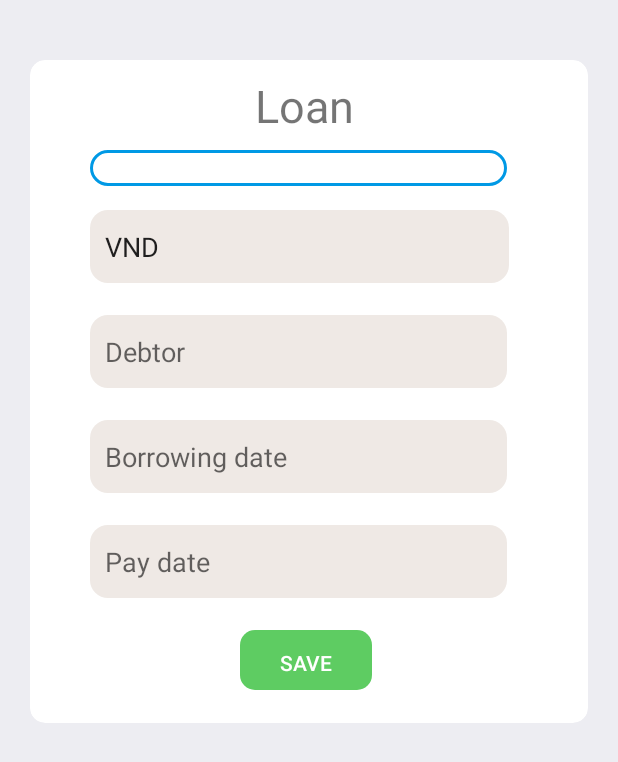
After one commit to betonamu/MoneyManagement, an Android app: the layout fragment_loan.xml on its own in the app's theme, with its tools: preview values and no code run, on a phone screen of 412 x 824 dp. The commit adds this screen. Shown: the top 762 px of the screen. Run offline under Robolectric (Android 15) with nearby library versions, the phone set to English and light mode, and no system bars.

Commit message:
commit ui loan

```diff
--- /dev/null
+++ b/app/src/main/res/layout/fragment_loan.xml
@@ -0,0 +1,115 @@
+<?xml version="1.0" encoding="utf-8"?>
+<RelativeLayout xmlns:android="http://schemas.android.com/apk/res/android"
+    xmlns:app="http://schemas.android.com/apk/res-auto"
+    xmlns:tools="http://schemas.android.com/tools"
+    android:layout_width="match_parent"
+    android:layout_height="match_parent"
+    tools:context=".ui.dashboard.DashboardFragment"
+    android:background="@color/color_white">
+
+    <androidx.cardview.widget.CardView
+        android:id="@+id/details"
+        android:layout_width="380dp"
+        android:layout_height="442dp"
+        android:layout_below="@+id/cardViewGraph"
+        android:layout_marginLeft="20dp"
+        android:layout_marginTop="40dp"
+        android:layout_marginRight="20dp"
+        android:layout_marginBottom="20dp"
+        android:elevation="10dp"
+        app:cardCornerRadius="10dp">
+
+        <TextView
+            android:layout_width="wrap_content"
+            android:layout_height="wrap_content"
+            android:layout_marginStart="150dp"
+            android:layout_marginTop="10dp"
+            android:layout_marginEnd="150dp"
+            android:text="@string/loan"
+            android:textSize="30dp" />
+
+        <Spinner
+            android:id="@+id/spinner_category"
+            android:layout_width="278dp"
+            android:layout_height="wrap_content"
+            android:layout_marginStart="40dp"
+            android:layout_marginTop="60dp"
+            android:layout_marginEnd="40dp"
+            android:background="@drawable/spinner_style"
+            android:padding="12dp"
+            app:layout_constraintEnd_toEndOf="parent"
+            app:layout_constraintStart_toStartOf="parent"
+            app:layout_constraintTop_toBottomOf="@+id/value_money" />
+
+        <com.example.doanjava.helpers.CurrencyEditText
+            android:id="@+id/value_money"
+            android:layout_width="279dp"
+            android:layout_height="wrap_content"
+            android:layout_marginStart="40dp"
+            android:layout_marginTop="100dp"
+            android:layout_marginEnd="40dp"
+            android:background="@drawable/edit_text_style"
+            android:hint="@string/enter_money"
+            app:layout_constraintEnd_toEndOf="parent"
+            app:layout_constraintStart_toStartOf="parent"
+            app:layout_constraintTop_toTopOf="parent" />
+
+        <EditText
+            android:layout_width="278dp"
+            android:layout_height="wrap_content"
+            android:layout_marginStart="40dp"
+            android:layout_marginTop="170dp"
+            android:layout_marginEnd="40dp"
+            android:background="@drawable/edit_text_style"
+            android:hint="@string/debtor"
+            android:inputType="textEmailAddress"
+            android:selectAllOnFocus="true"
+            app:layout_constraintEnd_toEndOf="parent"
+            app:layout_constraintStart_toStartOf="parent"
+            app:layout_constraintTop_toBottomOf="@id/txtLogin" />
+
+        <EditText
+            android:layout_width="278dp"
+            android:layout_height="wrap_content"
+            android:layout_marginStart="40dp"
+            android:layout_marginTop="240dp"
+            android:layout_marginEnd="40dp"
+            android:background="@drawable/edit_text_style"
+            android:hint="@string/borrowing_date"
+            app:layout_constraintEnd_toEndOf="parent"
+            app:layout_constraintStart_toStartOf="parent"
+            app:layout_constraintTop_toBottomOf="@id/description"></EditText>
+
+        <EditText
+            android:layout_width="278dp"
+            android:layout_height="wrap_content"
+            android:layout_marginStart="40dp"
+            android:layout_marginTop="310dp"
+            android:layout_marginEnd="40dp"
+            android:background="@drawable/edit_text_style"
+            android:hint="@string/pay_date"
+            app:layout_constraintEnd_toEndOf="parent"
+            app:layout_constraintStart_toStartOf="parent"
+            app:layout_constraintTop_toBottomOf="@id/description"></EditText>
+
+        <Button
+            android:id="@+id/register"
+            android:layout_width="wrap_content"
+            android:layout_height="40dp"
+            android:layout_marginStart="140dp"
+            android:layout_marginTop="380dp"
+            android:layout_marginEnd="140dp"
+            android:layout_marginBottom="64dp"
+            android:background="@drawable/button_style"
+            android:enabled="false"
+            android:text="@string/save"
+            android:textColor="@color/white"
+            app:layout_constraintBottom_toBottomOf="parent"
+            app:layout_constraintEnd_toEndOf="parent"
+            app:layout_constraintStart_toStartOf="parent"
+            app:layout_constraintTop_toBottomOf="@+id/re_password"
+            app:layout_constraintVertical_bias="0.2" />
+
+    </androidx.cardview.widget.CardView>
+
+</RelativeLayout>
--- a/app/src/main/res/values/strings.xml
+++ b/app/src/main/res/values/strings.xml
@@ -57,6 +57,13 @@
     <string name="item_setting">Setting</string>
     <string name="item_language_vietnamese">Vietnamese</string>
     <string name="item_language_english">English</string>
+    //Cho vay
+    <string name="loan">Loan</string>
+    <string name="enter_loan_amount">Loan entry</string>
+    <string name="debtor">Debtor</string>
+    <string name="borrowing_date">Borrowing date</string>
+    <string name="pay_date">Pay date</string>
+
 
     <string-array name="list_item_account">
         <item>@string/item_account_information</item>
```
Also changed, not shown: 1 other file.
